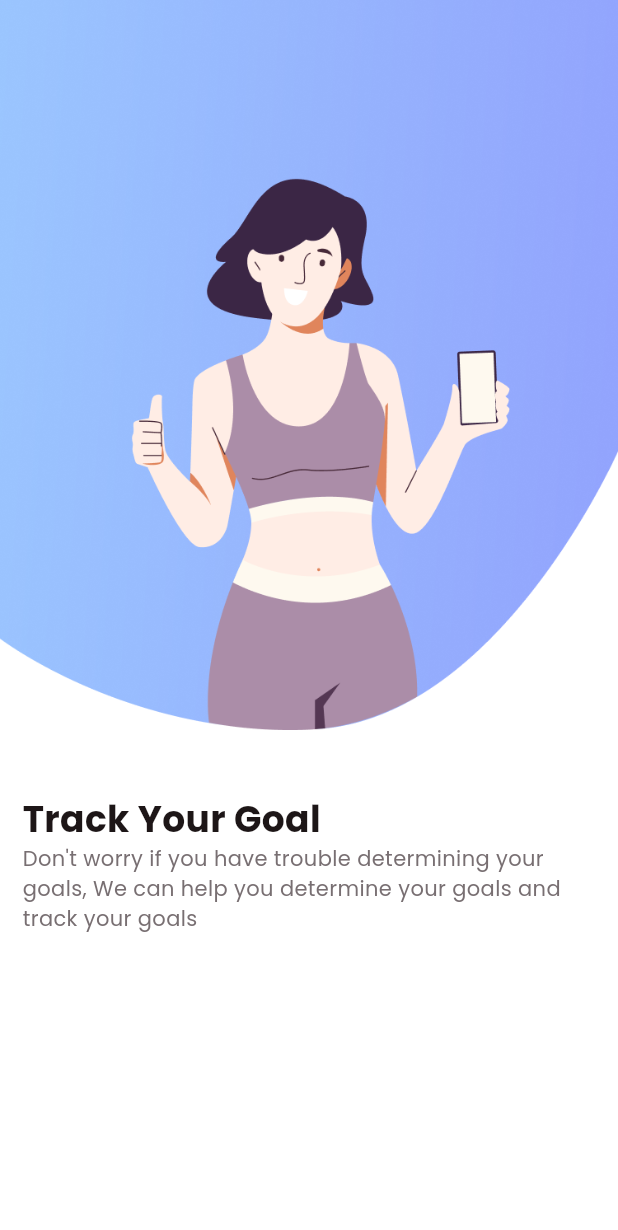
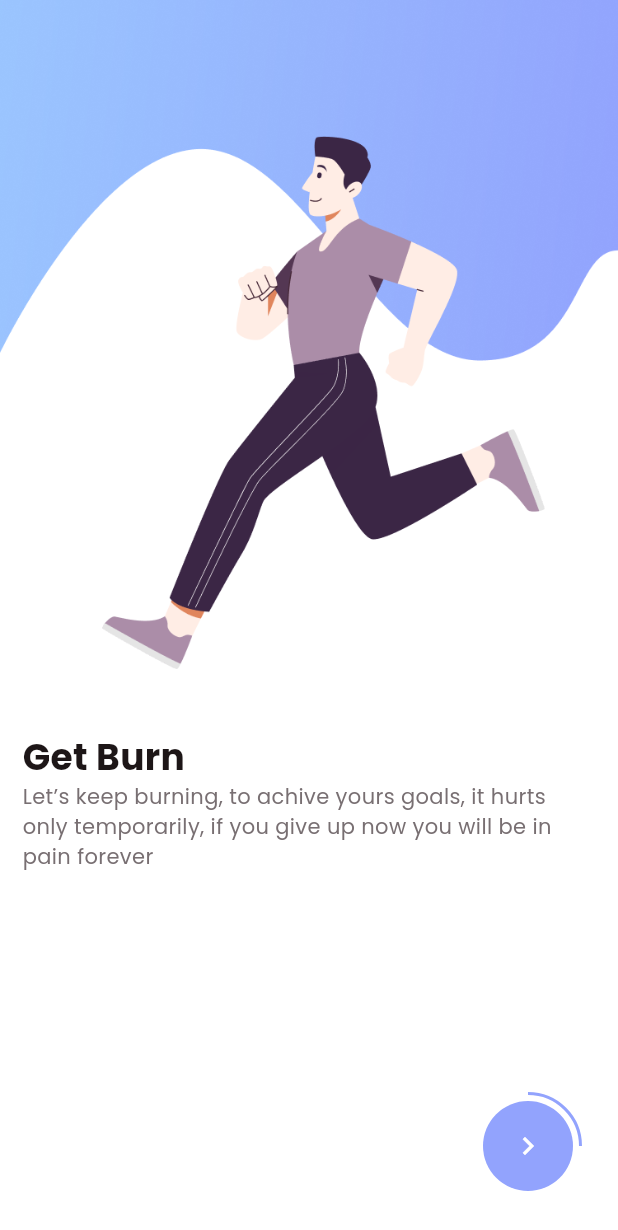
Before and after one commit to Daflah/FitnessTracker-SoftDev, a Flutter app: the screen it shows after launch, swiped to page 2, on a phone screen of 412 x 824 dp. Shown: the top 1230 px of the screen. Run offline on Flutter 3.47's test engine with Material 3 defaults, Android fonts, the phone set to English and light mode, and no system bars.

Commit message:
Thi push

```diff
--- a/lib/common_widget/on_boarding_page.dart
+++ b/lib/common_widget/on_boarding_page.dart
@@ -19,7 +19,7 @@ class OnBoardingPage extends StatelessWidget {
                 crossAxisAlignment: CrossAxisAlignment.start,
                 children: [
                   Image.asset(
-                    "assets/img/on_1.png",
+                    pObj["image"].toString(),
                     width: media.width,
                     fit: BoxFit.fitWidth,
                   ),
@@ -29,7 +29,7 @@ class OnBoardingPage extends StatelessWidget {
                   Padding(
                     padding: const EdgeInsets.symmetric(horizontal: 15),
                     child: Text(
-                      "Track Your Goal",
+                      pObj["title"].toString(),
                       style: TextStyle(
                         color: TColor.black,
                         fontSize: 24,
@@ -40,7 +40,7 @@ class OnBoardingPage extends StatelessWidget {
                   Padding(
                     padding: const EdgeInsets.symmetric(horizontal: 15),
                     child: Text(
-                      "Don't worry if you have trouble determining your goals, We can help you determine your goals and track your goals",
+                      pObj["subtitle"].toString(),
                       style: TextStyle(
                         color: TColor.gray,
                         fontSize: 14),
--- a/lib/view/on_boarding/on_boarding_view.dart
+++ b/lib/view/on_boarding/on_boarding_view.dart
@@ -11,7 +11,22 @@ class OnBoardingView extends StatefulWidget {
 }
 
 class _OnBoardingViewState extends State<OnBoardingView> {
+  int selectPage = 0;
   PageController controller = PageController();
+
+  @override
+  void initState() {
+    // TODO: implement initState
+    super.initState();
+
+    controller.addListener(() {
+      selectPage = controller.page?.round() ?? 0;
+
+      setState(() {
+
+      });
+    });
+  }
 
   List pageArr = [
     {
@@ -44,6 +59,7 @@ class _OnBoardingViewState extends State<OnBoardingView> {
     return Scaffold(
       backgroundColor: TColor.white,
       body: Stack(
+        alignment: Alignment.bottomRight,
         children: [
           PageView.builder(
             controller: controller,
@@ -52,7 +68,52 @@ class _OnBoardingViewState extends State<OnBoardingView> {
               var pObj = pageArr[index] as Map? ?? {};
 
             return OnBoardingPage(pObj: pObj);
-          })
+          }),
+
+          SizedBox(
+            width: 120,
+            height: 120,
+            child: Stack(
+              alignment: Alignment.center,
+              children: [
+
+                SizedBox(
+                  width: 70,
+                  height: 70,
+                  child: CircularProgressIndicator(
+                    color: TColor.primaryColor1,
+                    value: selectPage / 4,
+                    strokeWidth: 2,
+                  ),
+                ),
+
+                Container(
+                  margin: const EdgeInsets.symmetric(horizontal: 30, vertical: 30),
+                  width: 60,
+                  height: 60,
+                  decoration: BoxDecoration(color: TColor.primaryColor1, borderRadius: BorderRadius.circular(35)),
+                  child: IconButton(icon: Icon(Icons.navigate_next, color: TColor.white,), onPressed: (){
+
+                    if(selectPage < 3){
+
+                      selectPage = selectPage + 1;
+
+                      controller.jumpToPage(selectPage);
+
+                      setState(() {
+
+                      });
+
+                    }else{
+                      //Open welcome screen
+                      print("Open Welcome Screen");
+
+                    }
+                  },),
+                ),
+              ],
+            ),
+          )
         ],
       ) ,
     );
```
